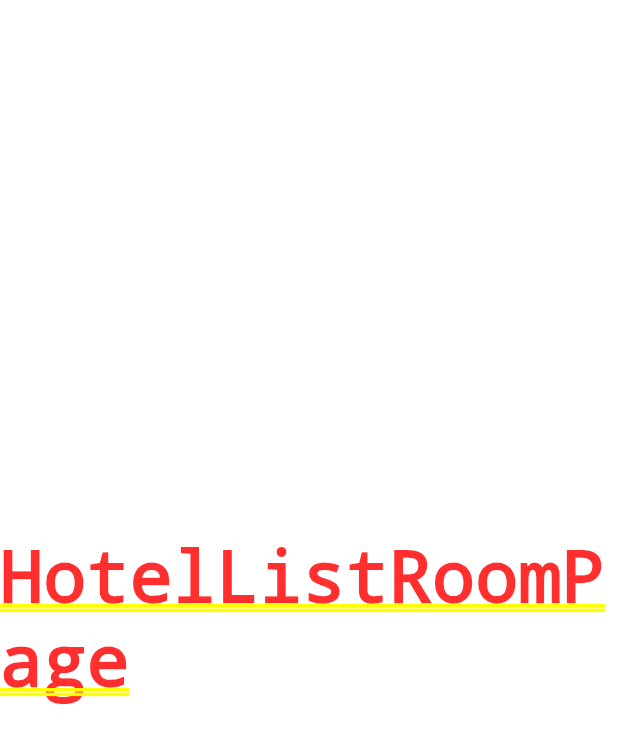
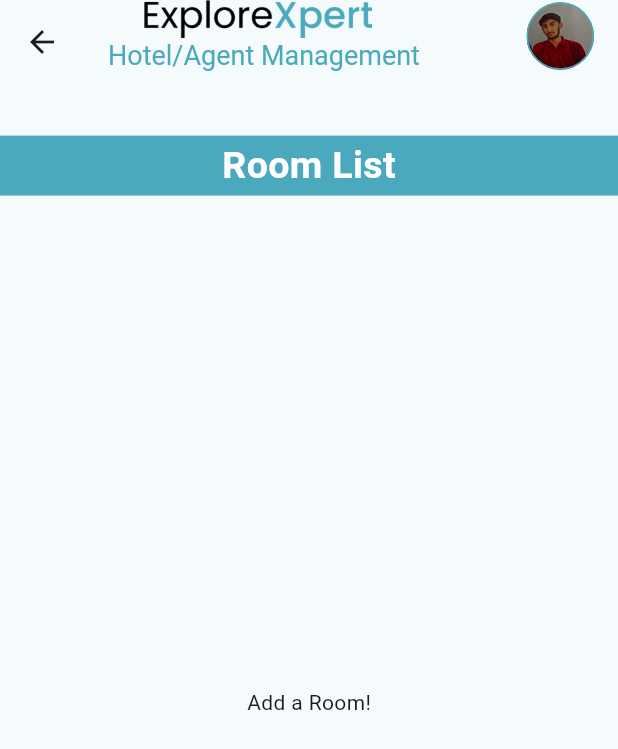
Before and after one commit to SaADii09/exploreexperthotel, a Flutter app: the screen it shows after launch, after a tap on "List", on a phone screen of 412 x 824 dp. Shown: the top 749 px of the screen. Run offline on Flutter 3.47's test engine with Material 3 defaults, Android fonts, the phone set to English and light mode, and no system bars; our stand-ins replace cloud_firestore, firebase_auth, firebase_core, image_picker; accounts and stored records are empty.

Commit message:
room read done ,

```diff
--- a/lib/features/user_auth/presentation/pages/home_page_hotel.dart
+++ b/lib/features/user_auth/presentation/pages/home_page_hotel.dart
@@ -10,11 +10,9 @@ import 'package:exploreexperthotel/features/user_auth/presentation/widgets/botto
 import 'package:exploreexperthotel/features/user_auth/presentation/widgets/essentials.dart';
 import 'package:exploreexperthotel/features/user_auth/presentation/widgets/hotel_header.dart';
 import 'package:exploreexperthotel/features/user_auth/presentation/widgets/hotel_home_elev_btn.dart';
-import 'package:flutter/cupertino.dart';
 import 'package:flutter/material.dart';
-import 'package:flutter/rendering.dart';
 import 'package:flutter/services.dart';
-import 'package:flutter/widgets.dart';
+import 'package:exploreexperthotel/services/database_services.dart';
 
 class HotelHome extends StatelessWidget {
   const HotelHome({super.key});
--- a/lib/features/user_auth/presentation/pages/list_room_page_hotel.dart
+++ b/lib/features/user_auth/presentation/pages/list_room_page_hotel.dart
@@ -1,13 +1,83 @@
+import 'package:cloud_firestore/cloud_firestore.dart';
+import 'package:exploreexperthotel/features/user_auth/presentation/widgets/essentials.dart';
+import 'package:exploreexperthotel/features/user_auth/presentation/widgets/hotel_header.dart';
+import 'package:exploreexperthotel/models/room.dart';
+import 'package:exploreexperthotel/services/database_services.dart';
 import 'package:flutter/material.dart';
 
-class HotelListRoomPage extends StatelessWidget {
+class HotelListRoomPage extends StatefulWidget {
   const HotelListRoomPage({super.key});
 
   @override
+  State<HotelListRoomPage> createState() => _HotelListRoomPageState();
+}
+
+class _HotelListRoomPageState extends State<HotelListRoomPage> {
+  final DatabaseServices _databaseService = DatabaseServices();
+  @override
   Widget build(BuildContext context) {
-    return const Center(
-      child: Text(
-        'HotelListRoomPage',
+    return Scaffold(
+      appBar: AppBar(
+        title: const HotelHeader(),
+      ),
+      resizeToAvoidBottomInset: false,
+      body: SafeArea(
+        child: Column(
+          mainAxisAlignment: MainAxisAlignment.center,
+          crossAxisAlignment: CrossAxisAlignment.center,
+          children: [
+            Container(
+              margin: EdgeInsets.symmetric(vertical: 8),
+              height: 40,
+              color: EXColors.primaryDark,
+              child: const Center(
+                child: Text(
+                  'Room List',
+                  style: TextStyle(
+                      fontSize: 25,
+                      fontWeight: FontWeight.bold,
+                      color: EXColors.secondaryLight),
+                ),
+              ),
+            ),
+            SizedBox(
+              height: MediaQuery.of(context).size.height * 0.80,
+              width: MediaQuery.of(context).size.width,
+              child: StreamBuilder(
+                builder: (Context, snapshot) {
+                  List rooms = snapshot.data?.docs.cast<dynamic>() ?? [];
+                  if (rooms.isEmpty) {
+                    return const Center(
+                      child: Text('Add a Room!'),
+                    );
+                  }
+                  // print(rooms);
+                  return ListView.builder(
+                    itemCount: rooms.length,
+                    itemBuilder: (context, index) {
+                      Room room = rooms[index].data();
+                      String roomId = rooms[index].id;
+                      // print(room);
+                      return Container(
+                        padding: const EdgeInsets.symmetric(
+                          vertical: 10,
+                          horizontal: 10,
+                        ),
+                        decoration: BoxDecoration(border: Border.all(width: 1)),
+                        child: ListTile(
+                          title: Text(
+                            room.roomType,
+                          ),
+                        ),
+                      );
+                    },
+                  );
+                },
+                stream: _databaseService.getRooms(),
+              ),
+            )
+          ],
+        ),
       ),
     );
   }
--- a/lib/main.dart
+++ b/lib/main.dart
@@ -1,13 +1,20 @@
+import 'package:cloud_firestore/cloud_firestore.dart';
 import 'package:exploreexperthotel/features/user_auth/presentation/pages/home_page_hotel.dart';
 import 'package:exploreexperthotel/features/user_auth/presentation/widgets/essentials.dart';
+import 'package:exploreexperthotel/firebase_options.dart';
 import 'package:firebase_core/firebase_core.dart';
 import 'package:flutter/material.dart';
 
 void main() async {
+  WidgetsFlutterBinding.ensureInitialized();
+  await Firebase.initializeApp(
+    options: DefaultFirebaseOptions.currentPlatform,
+  );
+  FirebaseFirestore.instance.settings = const Settings(
+    persistenceEnabled: true,
+  );
   runApp(const MyApp());
 }
-
-class DefaultFirebaseOptions {}
 
 class MyApp extends StatelessWidget {
   const MyApp({super.key});
--- /dev/null
+++ b/lib/models/room.dart
@@ -0,0 +1,64 @@
+import 'package:flutter/material.dart';
+
+class Room {
+  int discount;
+  int rent;
+  // List<String> facility;
+  int floor;
+  // List<String> images;
+  String roomNumber;
+  String roomType;
+
+  Room({
+    required this.discount,
+    required this.rent,
+    // required this.facility,
+    required this.floor,
+    // required this.images,
+    required this.roomNumber,
+    required this.roomType,
+  });
+
+  Room.fromJson(Map<String, Object?> json)
+      : this(
+          discount: json['discount']! as int,
+          rent: json['rent']! as int,
+          // facility: json['facility']! as List<String>,
+          floor: json['floor']! as int,
+          // images: json['images']! as List<String>,
+          roomNumber: json['room_number']! as String,
+          roomType: json['room_type']! as String,
+        );
+
+  Room copyWith({
+    int? discount,
+    int? rent,
+    // List<String>? facility,
+    int? floor,
+    // List<String>? images,
+    String? roomNumber,
+    String? roomType,
+  }) {
+    return Room(
+      discount: discount ?? this.discount,
+      rent: rent ?? this.rent,
+      // facility: facility ?? this.facility,
+      floor: floor ?? this.floor,
+      // images: images ?? this.images,
+      roomNumber: roomNumber ?? this.roomNumber,
+      roomType: roomType ?? this.roomType,
+    );
+  }
+
+  Map<String, Object?> toJson() {
+    return {
+      'discount': discount,
+      'rent': rent,
+      // 'facility': facility,
+      'floor': floor,
+      // 'images': images,
+      'room_number': roomNumber,
+      'room_type': roomType,
+    };
+  }
+}
--- /dev/null
+++ b/lib/services/database_services.dart
@@ -0,0 +1,26 @@
+import 'package:cloud_firestore/cloud_firestore.dart';
+import 'package:exploreexperthotel/models/room.dart';
+
+const String ROOM_COLLECTION_REF = "rooms";
+
+class DatabaseServices {
+  final _firestore = FirebaseFirestore.instance;
+
+  late final CollectionReference _roomsRef;
+
+  DatabaseServices() {
+    _roomsRef = _firestore.collection(ROOM_COLLECTION_REF).withConverter<Room>(
+        fromFirestore: (snapshots, _) => Room.fromJson(
+              snapshots.data()!,
+            ),
+        toFirestore: (room, _) => room.toJson());
+  }
+
+  Stream<QuerySnapshot> getRooms() {
+    return _roomsRef.snapshots();
+  }
+
+  void addRoom(Room room) async {
+    _roomsRef.add(room);
+  }
+}
--- a/pubspec.yaml
+++ b/pubspec.yaml
@@ -40,6 +40,8 @@ dependencies:
   firebase_auth: ^4.19.0
   sign_in_button: ^3.2.0
   image_picker: ^0.8.4+4
+  cloud_firestore: ^4.17.0
+  intl: ^0.19.0
 
 dev_dependencies:
   flutter_test:
@@ -50,7 +52,7 @@ dev_dependencies:
   # activated in the `analysis_options.yaml` file located at the root of your
   # package. See that file for information about deactivating specific lint
   # rules and activating additional ones.
-  flutter_lints: ^3.0.0
+  flutter_lints: ^3.0.2
 
 # For information on the generic Dart part of this file, see the
 # following page: https://dart.dev/tools/pub/pubspec
```
Also changed, not shown: firebase.json (added), lib/firebase_options.dart (added), pubspec.lock, 3 other files.
